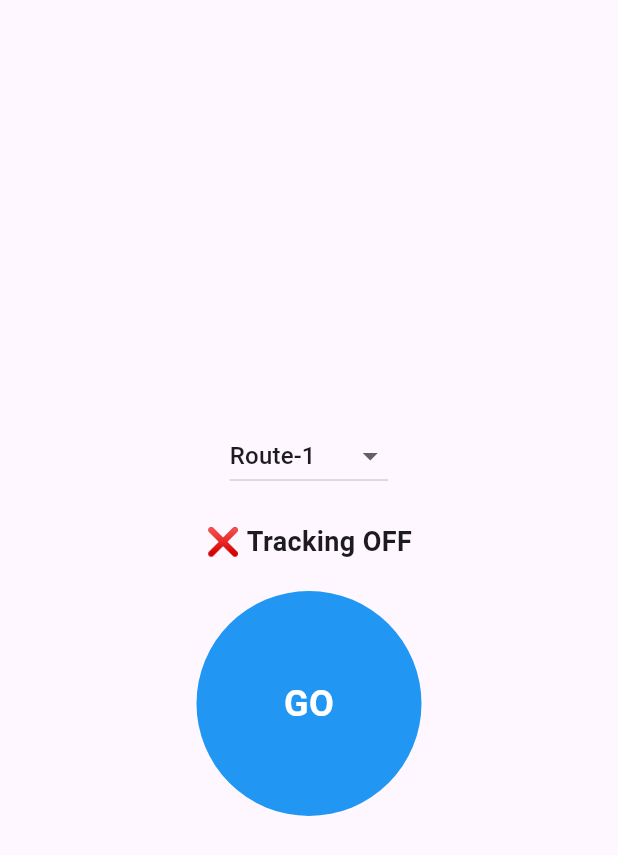
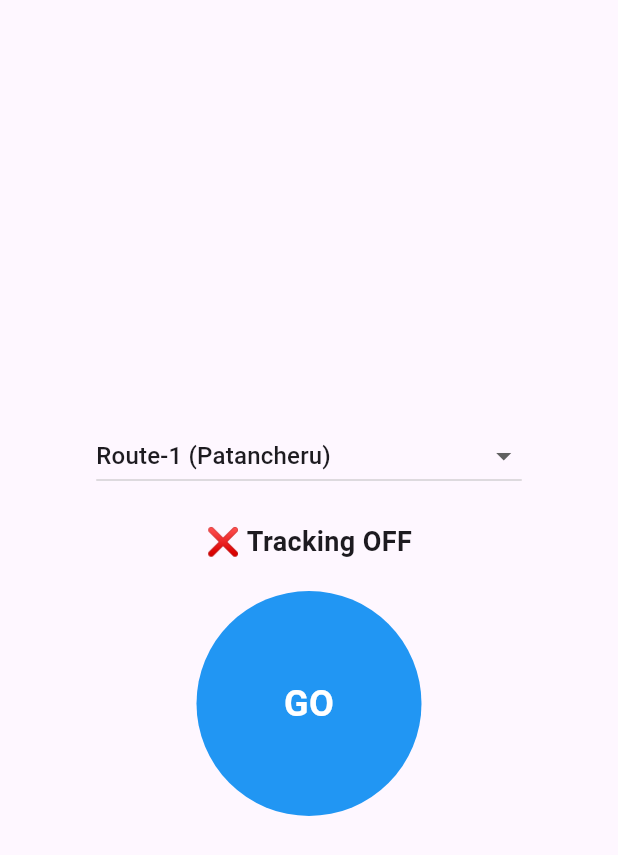
Before and after one commit to nikhild006/VJ-BUS, a Flutter app: the screen it shows after launch, on a phone screen of 412 x 824 dp. Shown: the top 855 px of the screen. Run offline on Flutter 3.47's test engine with Material 3 defaults, Android fonts, the phone set to English and light mode, and no system bars; our stand-ins replace geolocator, permission_handler, shared_preferences, socket_io_client, vibration, wakelock_plus; missing offline and left inert: flutter_background_service; network calls fail.

Commit message:
flutter app 5.0

```diff
--- a/bus_tracking_flutter/lib/main.dart
+++ b/bus_tracking_flutter/lib/main.dart
@@ -57,10 +57,35 @@ class _DriverLocationAppState extends State<DriverLocationApp> {
   bool isButtonPressed = false;
   double buttonOpacity = 1.0;
   final List<String> routes = [
-    'Route-1', 'Route-2', 'Route-3', 'Route-4A', 'Route-4B', 'Route-5', 'Route-6', 'Route-7', 'Route-8',
-    'Route-9', 'Route-10', 'Route-11', 'Route-S-1', 'Route-S-2', 'Route-S-3', 'Route-S-4', 'Route-S-41',
-    'Route-S-42', 'Route-S-43', 'Route-S-44', 'Route-S-5', 'Route-S-6', 'Route-S-7', 'Route-S-8',
-    'Route-S-9', 'Route-S-10'
+    'Route-1 (Patancheru)',
+    'Route-2 (LB Nagar)',
+    'Route-2A (Nagole)',
+    'Route-3 (Yusufguda)',
+    'Route-4A (ECIL)',
+    'Route-4B (ECIL)',
+    'Route-5 (Attapur)',
+    'Route-6 (VST)',
+    'Route-7 (Kukatpally)',
+    'Route-8 (Old Alwal)',
+    'Route-9 (KPHB via Nizampet)',
+    'Route-10 (Manikonda)',
+    'Route-11 (HCU)',
+    'Route-S-1 (Patancheru)',
+    'Route-S-2/1 (LB Nagar)',
+    'Route-S-2/2 (LB Nagar)',
+    'Route-S-3/1 (Nagole via taduband)',
+    'Route-S-3/2 (Nagole via Begumpet)',
+    'Route-S-4 (Yusufguda)',
+    'Route-S-5 (Attapur)',
+    'Route-S-6 (VST)',
+    'Route-S-7 (Kukatpally)',
+    'Route-S-8 (KPHB via Nizampet)',
+    'Route-S-9 (Manikonda)',
+    'Route-S-10 (HCU)',
+    'Route-41 (ECIL)',
+    'Route-42 (ECIL)',
+    'Route-43 (ECIL)',
+    'Route-44 (ECIL)'
   ];
   String? selectedRouteId;
   late IO.Socket socket;
```
